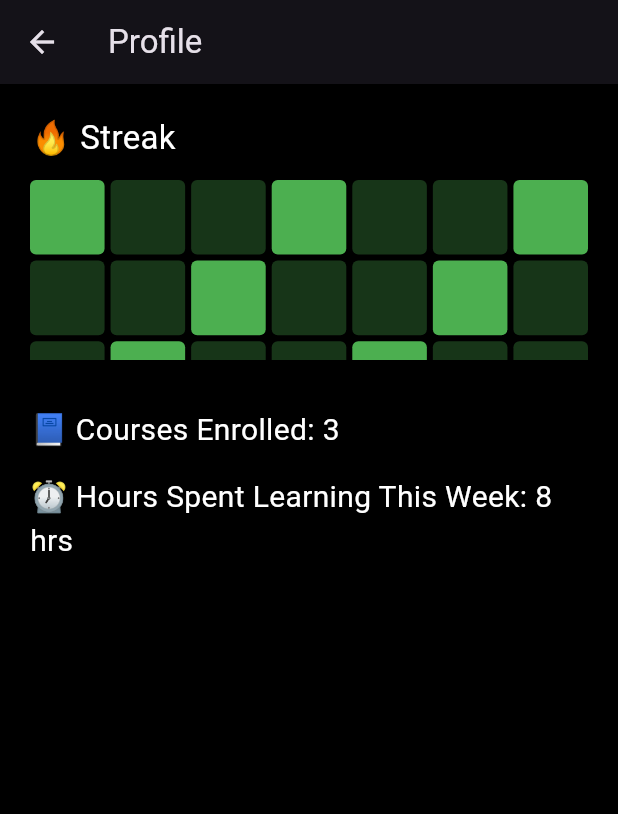
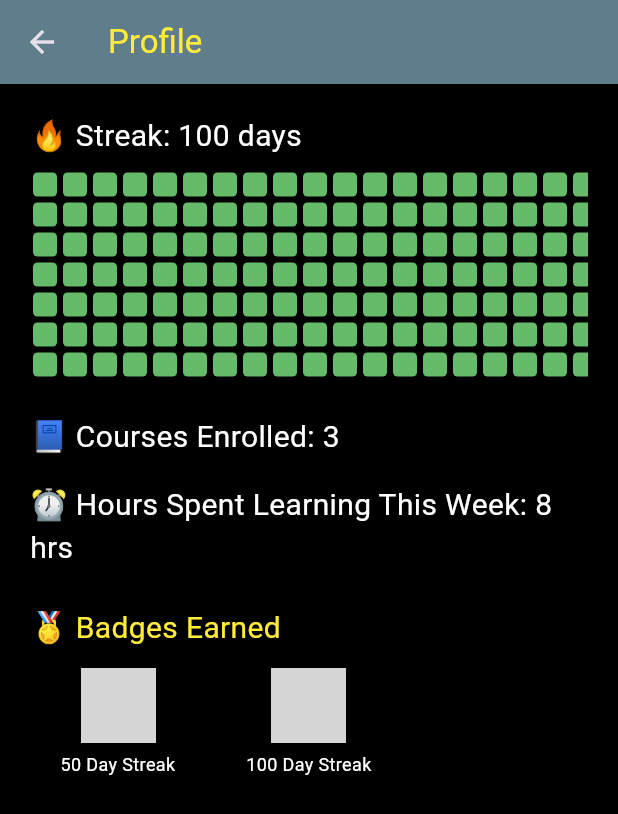
Before and after one commit to KrishnaRanjan11/SkillSync, a Flutter app: the StudentHome screen opened directly, after a tap on the "account circle" icon, on a phone screen of 412 x 824 dp. Shown: the top 814 px of the screen. Run offline on Flutter 3.47's test engine with Material 3 defaults, Android fonts, the phone set to English and light mode, and no system bars; our stand-ins replace supabase_flutter; accounts and stored records are empty; grey boxes are pictures that could not be loaded.

Commit message:
Addition of Badges for tutors and students

```diff
--- a/lib/main.dart
+++ b/lib/main.dart
@@ -1,7 +1,15 @@
 import 'package:flutter/material.dart';
 import 'auth/auth_page.dart';
+import 'package:supabase_flutter/supabase_flutter.dart';
 
-void main() {
+Future<void> main() async {
+  WidgetsFlutterBinding.ensureInitialized();
+
+  await Supabase.initialize(
+    url: 'YOUR_SUPABASE_URL',
+    anonKey: 'YOUR_SUPABASE_ANON_KEY',
+  );
+
   runApp(const MyApp());
 }
 
--- /dev/null
+++ b/lib/models/app_badge.dart
@@ -0,0 +1,9 @@
+class AppBadge {
+  final String name;
+  final String iconPath;
+
+  AppBadge({
+    required this.name,
+    required this.iconPath,
+  });
+}
--- /dev/null
+++ b/lib/services/badge_service.dart
@@ -0,0 +1,28 @@
+import '../models/app_badge.dart';
+
+class BadgeService {
+  static List<AppBadge> checkBadges(int streak) {
+    List<AppBadge> badges = [];
+
+    if (streak >= 50) {
+      badges.add(AppBadge(
+        name: "50 Day Streak",
+        iconPath: "assets/badges/streak_50.png",
+      ));
+    }
+    if (streak >= 100) {
+      badges.add(AppBadge(
+        name: "100 Day Streak",
+        iconPath: "assets/badges/streak_100.png",
+      ));
+    }
+    if (streak >= 150) {
+      badges.add(AppBadge(
+        name: "150 Day Streak",
+        iconPath: "assets/badges/streak_150.png",
+      ));
+    }
+
+    return badges;
+  }
+}
--- a/lib/student/profile_page.dart
+++ b/lib/student/profile_page.dart
@@ -1,28 +1,61 @@
 import 'package:flutter/material.dart';
 import '../widgets/streak_heatmap.dart';
-
+import '../widgets/badge_grid.dart';
+import '../services/badge_service.dart';
 
 class ProfilePage extends StatelessWidget {
   const ProfilePage({super.key});
 
   @override
   Widget build(BuildContext context) {
+    // Example streak value (later you can fetch this from user data)
+    final streak = 100;
+    final badges = BadgeService.checkBadges(streak);
+
     return Scaffold(
       backgroundColor: Colors.black,
-      appBar: AppBar(title: const Text("Profile")),
-      body: Padding(
+      appBar: AppBar(
+        title: const Text(
+          "Profile",
+          style: TextStyle(color: Colors.yellow),
+        ),
+        backgroundColor: Colors.blueGrey,
+      ),
+      body: SingleChildScrollView(
         padding: const EdgeInsets.all(20.0),
         child: Column(
           crossAxisAlignment: CrossAxisAlignment.start,
           children: [
-            const Text("🔥 Streak", style: TextStyle(fontSize: 22, color: Colors.white)),
+            Text(
+              "🔥 Streak: $streak days",
+              style: const TextStyle(fontSize: 20, color: Colors.white),
+            ),
+            const SizedBox(height: 8),
+            const StreakHeatmap(),
+
+            const SizedBox(height: 24),
+            const Text(
+              "📘 Courses Enrolled: 3",
+              style: TextStyle(fontSize: 20, color: Colors.white),
+            ),
+            const SizedBox(height: 16),
+            const Text(
+              "⏰ Hours Spent Learning This Week: 8 hrs",
+              style: TextStyle(fontSize: 20, color: Colors.white),
+            ),
+
+            const SizedBox(height: 24),
+            const Text(
+              "🏅 Badges Earned",
+              style: TextStyle(fontSize: 20, color: Colors.yellow),
+            ),
             const SizedBox(height: 12),
-            SizedBox(height: 120, child: StreakHeatmap()),
-            const SizedBox(height: 32),
-            const Text("📘 Courses Enrolled: 3", style: TextStyle(fontSize: 20, color: Colors.white)),
-            const SizedBox(height: 16),
-            const Text("⏰ Hours Spent Learning This Week: 8 hrs",
-                style: TextStyle(fontSize: 20, color: Colors.white)),
+            badges.isNotEmpty
+                ? BadgeGrid(badges: badges)
+                : const Text(
+              "No badges yet. Keep learning!",
+              style: TextStyle(color: Colors.white70),
+            ),
           ],
         ),
       ),
--- a/lib/student/student_home.dart
+++ b/lib/student/student_home.dart
@@ -1,5 +1,4 @@
 import 'package:flutter/material.dart';
-import 'course_list.dart';
 import 'profile_page.dart';
 
 class StudentHome extends StatelessWidget {
@@ -9,18 +8,35 @@ class StudentHome extends StatelessWidget {
   Widget build(BuildContext context) {
     return Scaffold(
       appBar: AppBar(
-        title: const Text("Student Dashboard"),
+        title: const Text(
+          'SkillSync',
+          style: TextStyle(
+            color: Colors.yellow,
+            fontWeight: FontWeight.bold,
+            fontSize: 25,
+            fontFamily: "Gravitica",
+          ),
+        ),
+        backgroundColor: Colors.blueGrey,
         actions: [
           IconButton(
-            icon: const Icon(Icons.account_circle, size: 32),
-            onPressed: () => Navigator.push(
-              context,
-              MaterialPageRoute(builder: (_) => const ProfilePage()),
-            ),
-          )
+            icon: const Icon(Icons.account_circle, size: 32, color: Colors.white),
+            onPressed: () {
+              Navigator.push(
+                context,
+                MaterialPageRoute(builder: (context) => const ProfilePage()),
+              );
+            },
+          ),
         ],
       ),
-      body: const CourseBrowser(),
+      backgroundColor: Colors.black,
+      body: const Center(
+        child: Text(
+          "Browse and search courses here",
+          style: TextStyle(color: Colors.white, fontSize: 18),
+        ),
+      ),
     );
   }
 }
--- /dev/null
+++ b/lib/widgets/badge_grid.dart
@@ -0,0 +1,36 @@
+import 'package:flutter/material.dart';
+import '../models/app_badge.dart';
+
+class BadgeGrid extends StatelessWidget {
+  final List<AppBadge> badges;
+
+  const BadgeGrid({super.key, required this.badges});
+
+  @override
+  Widget build(BuildContext context) {
+    return GridView.builder(
+      shrinkWrap: true,
+      physics: const NeverScrollableScrollPhysics(),
+      gridDelegate: const SliverGridDelegateWithFixedCrossAxisCount(
+        crossAxisCount: 3,
+        crossAxisSpacing: 10,
+        mainAxisSpacing: 10,
+      ),
+      itemCount: badges.length,
+      itemBuilder: (context, index) {
+        final badge = badges[index];
+        return Column(
+          children: [
+            Image.asset(badge.iconPath, width: 50, height: 50),
+            const SizedBox(height: 6),
+            Text(
+              badge.name,
+              style: const TextStyle(color: Colors.white, fontSize: 12),
+              textAlign: TextAlign.center,
+            ),
+          ],
+        );
+      },
+    );
+  }
+}
--- a/lib/widgets/streak_heatmap.dart
+++ b/lib/widgets/streak_heatmap.dart
@@ -1,28 +1,54 @@
 import 'package:flutter/material.dart';
+import 'dart:math';
 
 class StreakHeatmap extends StatelessWidget {
-  const StreakHeatmap({super.key});
+  final int weeks;
+  final int days;
+  final List<int> contributions; // activity data
+
+  const StreakHeatmap({
+    super.key,
+    this.weeks = 52, // 1 year
+    this.days = 7,   // days in a week
+    this.contributions = const [],
+  });
+
+  // Choose color based on activity level
+  Color _getColor(int value) {
+    if (value == 0) return Colors.grey.shade900;       // no activity
+    if (value < 3) return Colors.green.shade200;       // low activity
+    if (value < 6) return Colors.green.shade400;       // medium activity
+    return Colors.green.shade700;                      // high activity
+  }
 
   @override
   Widget build(BuildContext context) {
-    return GridView.builder(
-      shrinkWrap: true,
-      itemCount: 30, // last 30 days
-      gridDelegate: const SliverGridDelegateWithFixedCrossAxisCount(
-        crossAxisCount: 7, // 7 days a week
-        crossAxisSpacing: 4,
-        mainAxisSpacing: 4,
+    // if no contributions passed, generate random data
+    final data = contributions.isEmpty
+        ? List.generate(weeks * days, (_) => Random().nextInt(8))
+        : contributions;
+
+    return SingleChildScrollView(
+      scrollDirection: Axis.horizontal,
+      child: Row(
+        crossAxisAlignment: CrossAxisAlignment.start,
+        children: List.generate(weeks, (weekIndex) {
+          return Column(
+            children: List.generate(days, (dayIndex) {
+              int dataIndex = weekIndex * days + dayIndex;
+              return Container(
+                margin: const EdgeInsets.all(2),
+                width: 16,
+                height: 16,
+                decoration: BoxDecoration(
+                  color: _getColor(data[dataIndex]),
+                  borderRadius: BorderRadius.circular(3),
+                ),
+              );
+            }),
+          );
+        }),
       ),
-      itemBuilder: (context, index) {
-        return Container(
-          width: 20,
-          height: 20,
-          decoration: BoxDecoration(
-            color: index % 3 == 0 ? Colors.green : Colors.green.withOpacity(0.3),
-            borderRadius: BorderRadius.circular(4),
-          ),
-        );
-      },
     );
   }
 }
```
Also changed, not shown: pubspec.yaml (+7 -0 lines), pubspec.lock, 21 other files.
